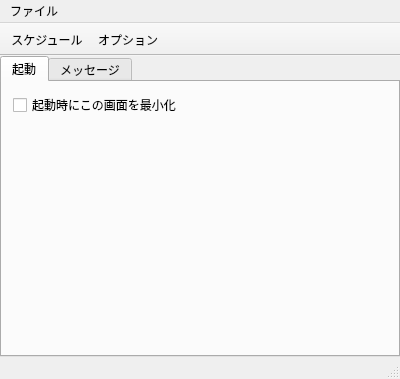
karakirimu/AutoBatchTools, file src/AutoBatchScheduler/mainscheduler.ui: the form before one commit.
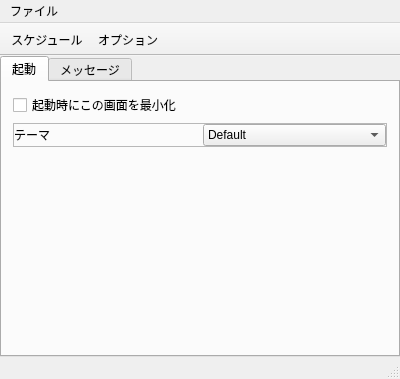
The form after the commit. The open tabs and pages were chosen to show the change. Icons and pictures are not drawn. Custom widgets are drawn as their Qt base class.

The edit to the form file:
```diff
--- a/src/AutoBatchScheduler/mainscheduler.ui
+++ b/src/AutoBatchScheduler/mainscheduler.ui
@@ -92,6 +92,56 @@
               </property>
              </widget>
             </item>
+            <item>
+             <widget class="QFrame" name="frame_8">
+              <property name="frameShape">
+               <enum>QFrame::StyledPanel</enum>
+              </property>
+              <property name="frameShadow">
+               <enum>QFrame::Raised</enum>
+              </property>
+              <layout class="QHBoxLayout" name="horizontalLayout_9">
+               <property name="leftMargin">
+                <number>0</number>
+               </property>
+               <property name="topMargin">
+                <number>0</number>
+               </property>
+               <property name="rightMargin">
+                <number>0</number>
+               </property>
+               <property name="bottomMargin">
+                <number>0</number>
+               </property>
+               <item>
+                <widget class="QLabel" name="label_9">
+                 <property name="text">
+                  <string>テーマ</string>
+                 </property>
+                </widget>
+               </item>
+               <item>
+                <widget class="QComboBox" name="themeComboBox">
+                 <item>
+                  <property name="text">
+                   <string>Default</string>
+                  </property>
+                 </item>
+                 <item>
+                  <property name="text">
+                   <string>Light</string>
+                  </property>
+                 </item>
+                 <item>
+                  <property name="text">
+                   <string>Dark</string>
+                  </property>
+                 </item>
+                </widget>
+               </item>
+              </layout>
+             </widget>
+            </item>
             <item>
              <spacer name="verticalSpacer_2">
               <property name="orientation">
```
Left out of the diff: 2 changed lines with no effect on the pictures.
